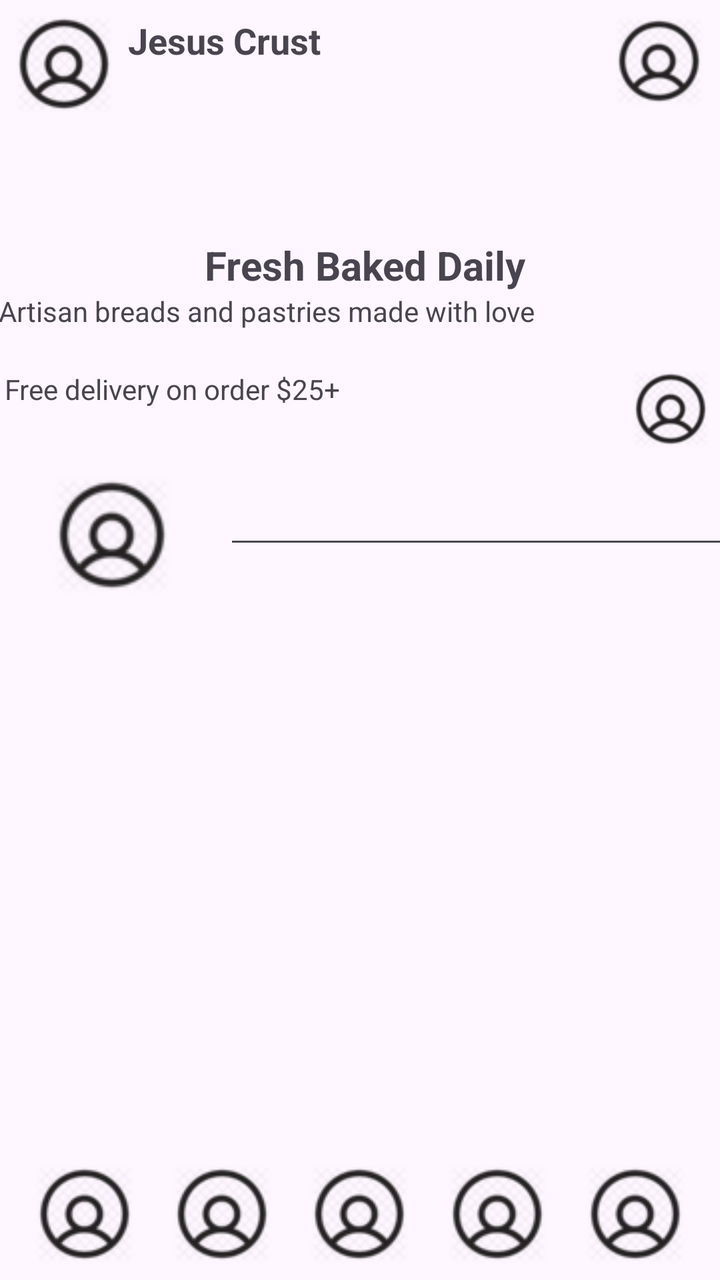
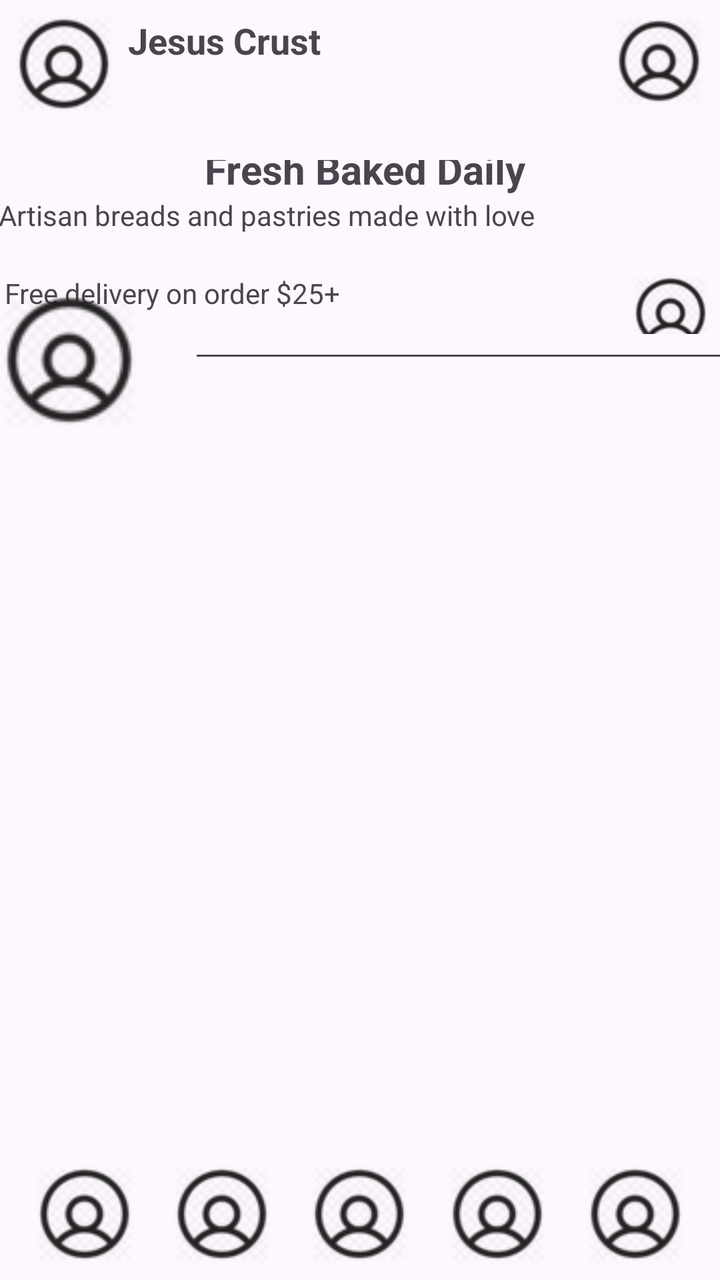

Before-and-after screenshots of an Android layout around one commit, followed by the original layout XML and the change that was made.
<!-- AndroidManifest.xml: application theme Theme.JesusCrust -->
<!-- res/layout/home.xml -->
<?xml version="1.0" encoding="utf-8"?>
<androidx.constraintlayout.widget.ConstraintLayout
    xmlns:android="http://schemas.android.com/apk/res/android"
    xmlns:app="http://schemas.android.com/apk/res-auto"
    xmlns:tools="http://schemas.android.com/tools"
    android:layout_width="match_parent"
    android:layout_height="match_parent"
    tools:context=".MainActivity">

    
    <LinearLayout
        android:id="@+id/TopBannerContainer"
        android:layout_width="match_parent"
        android:layout_height="wrap_content"
        android:orientation="horizontal"
        android:padding="8dp"
        app:layout_constraintBottom_toTopOf="@+id/BannerDailyHome"
        app:layout_constraintEnd_toEndOf="parent"
        app:layout_constraintStart_toStartOf="parent"
        app:layout_constraintTop_toTopOf="parent">

        <ImageButton
            android:id="@+id/Icon1"
            android:layout_width="48dp"
            android:layout_height="48dp"
            android:background="?attr/selectableItemBackgroundBorderless"
            android:contentDescription="User icon"
            app:srcCompat="@drawable/user" />


        <TextView
            android:id="@+id/textView2"
            android:layout_width="wrap_content"
            android:layout_height="wrap_content"
            android:gravity="center_vertical"
            android:paddingStart="8dp"
            android:text="Jesus Crust"
            android:textSize="18sp"
            android:textStyle="bold" />

        
        <View
            android:layout_width="0dp"
            android:layout_height="0dp"
            android:layout_weight="1" />

        <ImageView
            android:id="@+id/icon2"
            android:layout_width="45dp"
            android:layout_height="45dp"
            android:contentDescription="@string/app_name"
            app:srcCompat="@drawable/user" />
    </LinearLayout>


    

    
    <LinearLayout
        android:id="@+id/BannerDailyHome"
        android:layout_width="404dp"
        android:layout_height="215dp"
        android:gravity="center"
        android:orientation="vertical"
        android:padding="16dp"
        app:layout_constraintEnd_toEndOf="parent"
        app:layout_constraintHorizontal_bias="0.461"
        app:layout_constraintStart_toStartOf="parent"
        app:layout_constraintTop_toBottomOf="@id/TopBannerContainer">

        <TextView
            android:id="@+id/textDaily"
            android:layout_width="wrap_content"
            android:layout_height="wrap_content"
            android:text="Fresh Baked Daily"
            android:textAlignment="center"
            android:textSize="20sp"
            android:textStyle="bold" />

        <TextView
            android:id="@+id/textDaily2"
            android:layout_width="366dp"
            android:layout_height="39dp"
            android:text="Artisan breads and pastries made with love" />

        <LinearLayout
            android:layout_width="360dp"
            android:layout_height="39dp"
            android:orientation="horizontal">

            <TextView
                android:id="@+id/textDaily3"
                android:layout_width="306dp"
                android:layout_height="39dp"
                android:text="Free delivery on order $25+" />

            <ImageView
                android:id="@+id/icon3"
                android:layout_width="45dp"
                android:layout_height="match_parent"
                android:layout_weight="1"
                android:contentDescription="@string/app_name"
                app:srcCompat="@drawable/user" />
        </LinearLayout>

    </LinearLayout>

    <LinearLayout
        android:id="@+id/SercherLayout"
        android:layout_width="389dp"
        android:layout_height="59dp"
        android:layout_marginTop="10dp"
        android:layout_marginBottom="328dp"
        android:orientation="horizontal"
        app:layout_constraintBottom_toTopOf="@+id/BottomNav"
        app:layout_constraintEnd_toEndOf="parent"
        app:layout_constraintHorizontal_bias="0.0"
        app:layout_constraintStart_toStartOf="parent"
        app:layout_constraintTop_toBottomOf="@+id/BannerDailyHome">

        <ImageView
            android:id="@+id/icon4"
            android:layout_width="45dp"
            android:layout_height="match_parent"
            android:layout_weight="1"
            android:contentDescription="@string/app_name"
            app:srcCompat="@drawable/user" />

        <EditText
            android:id="@+id/editTextText2"
            android:layout_width="wrap_content"
            android:layout_height="wrap_content"
            android:layout_weight="1"
            android:ems="10"
            android:inputType="text" />

    </LinearLayout>

    <LinearLayout
        android:id="@+id/BottomNav"
        android:layout_width="0dp"
        android:layout_height="wrap_content"
        android:orientation="horizontal"
        android:gravity="center"
        android:padding="8dp"
        app:layout_constraintBottom_toBottomOf="parent"
        app:layout_constraintStart_toStartOf="parent"
        app:layout_constraintEnd_toEndOf="parent">

        <ImageButton
            android:id="@+id/imageButton1"
            android:layout_width="0dp"
            android:layout_height="wrap_content"
            android:layout_weight="1"
            android:background="?attr/selectableItemBackgroundBorderless"
            app:srcCompat="@drawable/user" />

        <ImageButton
            android:id="@+id/imageButton2"
            android:layout_width="0dp"
            android:layout_height="wrap_content"
            android:layout_weight="1"
            android:background="?attr/selectableItemBackgroundBorderless"
            app:srcCompat="@drawable/user" />

        <ImageButton
            android:id="@+id/imageButton3"
            android:layout_width="0dp"
            android:layout_height="wrap_content"
            android:layout_weight="1"
            android:background="?attr/selectableItemBackgroundBorderless"
            app:srcCompat="@drawable/user" />

        <ImageButton
            android:id="@+id/imageButton4"
            android:layout_width="0dp"
            android:layout_height="wrap_content"
            android:layout_weight="1"
            android:background="?attr/selectableItemBackgroundBorderless"
            app:srcCompat="@drawable/user" />

        <ImageButton
            android:id="@+id/imageButton5"
            android:layout_width="0dp"
            android:layout_height="wrap_content"
            android:layout_weight="1"
            android:background="?attr/selectableItemBackgroundBorderless"
            app:srcCompat="@drawable/user" />
    </LinearLayout>

</androidx.constraintlayout.widget.ConstraintLayout>
<!-- resources referenced by this layout -->
<resources>
  <!-- drawable user: png bitmap (drawable, 7929 bytes) -->
  <string name="app_name">JesusCrust</string>
  <style name="Theme.JesusCrust" parent="Base.Theme.JesusCrust" />
  <style name="Base.Theme.JesusCrust" parent="Theme.Material3.DayNight.NoActionBar">
          
          
      </style>
</resources>

<!-- the commit's change to res/layout/home.xml (unified diff, before → after) -->
@@ -58,8 +58,8 @@
     
     <LinearLayout
         android:id="@+id/BannerDailyHome"
-        android:layout_width="404dp"
-        android:layout_height="215dp"
+        android:layout_width="410dp"
+        android:layout_height="119dp"
         android:gravity="center"
         android:orientation="vertical"
         android:padding="16dp"
@@ -107,14 +107,14 @@
 
     <LinearLayout
         android:id="@+id/SercherLayout"
-        android:layout_width="389dp"
-        android:layout_height="59dp"
-        android:layout_marginTop="10dp"
-        android:layout_marginBottom="328dp"
+        android:layout_width="404dp"
+        android:layout_height="70dp"
+        android:layout_marginTop="8dp"
+        android:layout_marginEnd="7dp"
+        android:layout_marginBottom="405dp"
         android:orientation="horizontal"
         app:layout_constraintBottom_toTopOf="@+id/BottomNav"
         app:layout_constraintEnd_toEndOf="parent"
-        app:layout_constraintHorizontal_bias="0.0"
         app:layout_constraintStart_toStartOf="parent"
         app:layout_constraintTop_toBottomOf="@+id/BannerDailyHome">
 
